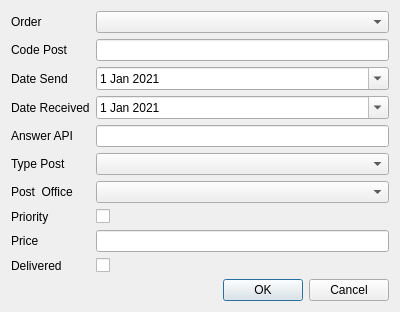
Old version of the form CONVEYANCE_Q/Modules/Post/thepostform.ui in the repository Sakton/CONVEYANCE_Q.
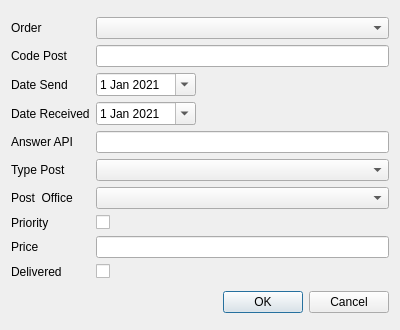
New version of the form.

Diff of the .ui file:
```diff
--- a/CONVEYANCE_Q/Modules/Post/thepostform.ui
+++ b/CONVEYANCE_Q/Modules/Post/thepostform.ui
@@ -7,7 +7,7 @@
     <x>0</x>
     <y>0</y>
     <width>400</width>
-    <height>300</height>
+    <height>330</height>
    </rect>
   </property>
   <property name="minimumSize">
@@ -23,7 +23,13 @@
    <item row="0" column="0">
     <layout class="QGridLayout" name="gridLayout">
      <item row="2" column="1">
-      <widget class="QDateEdit" name="dateEdit">
+      <widget class="QDateEdit" name="dateEditSend">
+       <property name="maximumSize">
+        <size>
+         <width>100</width>
+         <height>16777215</height>
+        </size>
+       </property>
        <property name="calendarPopup">
         <bool>true</bool>
        </property>
@@ -125,7 +131,13 @@
       </widget>
      </item>
      <item row="3" column="1">
-      <widget class="QDateEdit" name="dateEdit_2">
+      <widget class="QDateEdit" name="dateEditReceived">
+       <property name="maximumSize">
+        <size>
+         <width>100</width>
+         <height>16777215</height>
+        </size>
+       </property>
        <property name="calendarPopup">
         <bool>true</bool>
        </property>
```
Left out of the diff: 16 changed lines with no effect on the pictures.
